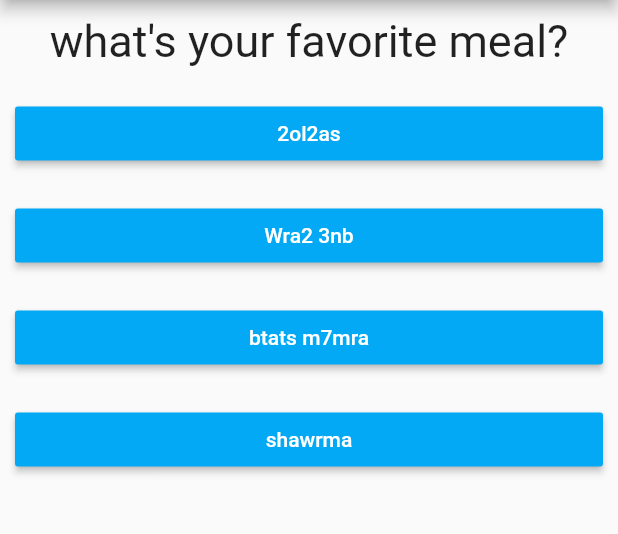
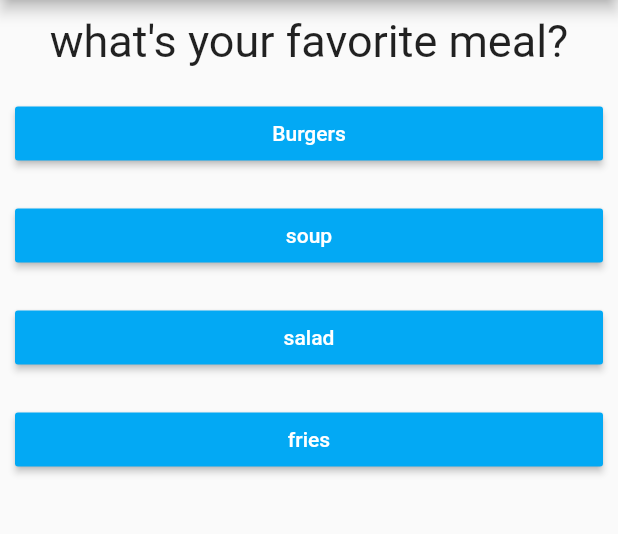
Before and after one commit to SamarSaad97/flutterToDoList, a Flutter app: the screen it shows after launch, after a tap on "Black", after a tap on "Snake", on a phone screen of 412 x 824 dp, the part 84-618 px from its top. Run offline on Flutter 3.47's test engine with Material 2 defaults, Android fonts, the phone set to English and light mode, and no system bars; missing offline and left inert: dart:ffi.

Commit message:
Update main.dart

```diff
--- a/lib/main.dart
+++ b/lib/main.dart
@@ -52,10 +52,10 @@ class _MyAppState extends State<MyApp> {
       {
         'questionText': 'what\'s your favorite meal?',
         'answers': [
-          {'text': '2ol2as', 'score': 5},
-          {'text': 'Wra2 3nb', 'score': 1},
-          {'text': 'btats m7mra', 'score': 0},
-          {'text': 'shawrma', 'score': 2},
+          {'text': 'Burgers', 'score': 5},
+          {'text': 'soup', 'score': 1},
+          {'text': 'salad', 'score': 0},
+          {'text': 'fries', 'score': 2},
         ],
       },
     ];
```
